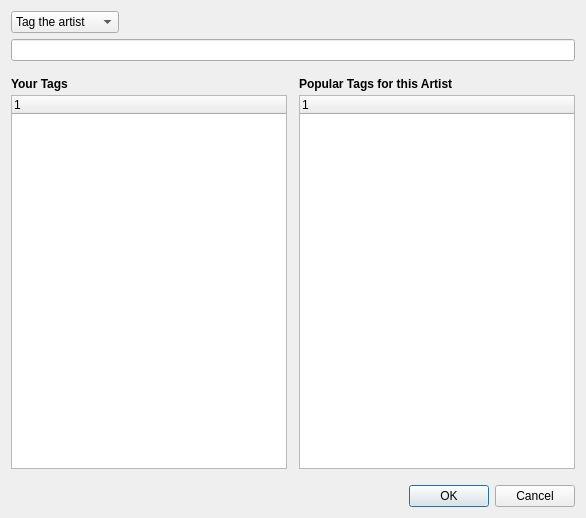
Before: the Qt Designer form app/client/widgets/TagDialog.ui in dougma/lastfm-desktop, drawn with Qt 5.
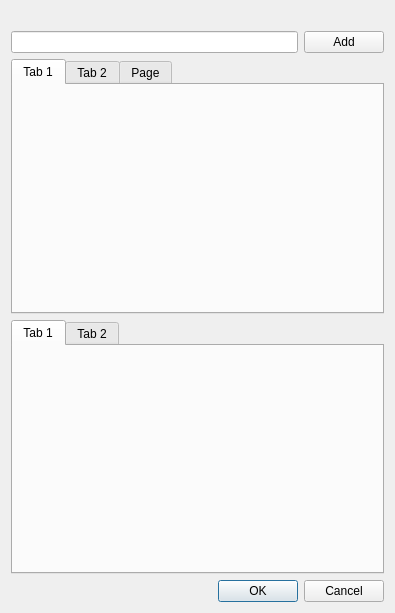
After: the same form once the commit is applied. Custom widgets are drawn as their Qt base class.

Commit message: New look tag dialog

```diff
--- a/app/client/widgets/TagDialog.ui
+++ b/app/client/widgets/TagDialog.ui
@@ -8,8 +8,8 @@
    <rect>
     <x>0</x>
     <y>0</y>
-    <width>586</width>
-    <height>518</height>
+    <width>395</width>
+    <height>613</height>
    </rect>
   </property>
   <property name="sizePolicy" >
@@ -24,199 +24,96 @@
   <property name="modal" >
    <bool>true</bool>
   </property>
-  <layout class="QVBoxLayout" >
-   <property name="spacing" >
-    <number>16</number>
-   </property>
+  <layout class="QVBoxLayout" name="verticalLayout" >
    <item>
-    <layout class="QVBoxLayout" >
-     <property name="spacing" >
-      <number>6</number>
-     </property>
+    <layout class="QHBoxLayout" name="horizontalLayout" >
      <item>
-      <layout class="QHBoxLayout" >
-       <property name="spacing" >
-        <number>12</number>
+      <widget class="QLabel" name="cover" >
+       <property name="text" >
+        <string/>
        </property>
-       <item>
-        <widget class="QComboBox" name="tagTypeBox" >
-         <property name="sizePolicy" >
-          <sizepolicy vsizetype="Fixed" hsizetype="Minimum" >
-           <horstretch>0</horstretch>
-           <verstretch>0</verstretch>
-          </sizepolicy>
-         </property>
-         <item>
-          <property name="text" >
-           <string>Tag the artist</string>
-          </property>
-         </item>
-         <item>
-          <property name="text" >
-           <string>Tag the track</string>
-          </property>
-         </item>
-         <item>
-          <property name="text" >
-           <string>Tag the album</string>
-          </property>
-         </item>
-        </widget>
-       </item>
-       <item>
-        <widget class="QLabel" name="metadataLabel" >
-         <property name="enabled" >
-          <bool>true</bool>
-         </property>
-         <property name="sizePolicy" >
-          <sizepolicy vsizetype="Preferred" hsizetype="Expanding" >
-           <horstretch>0</horstretch>
-           <verstretch>0</verstretch>
-          </sizepolicy>
-         </property>
-         <property name="text" >
-          <string/>
-         </property>
-         <property name="textInteractionFlags" >
-          <set>Qt::LinksAccessibleByMouse|Qt::NoTextInteraction|Qt::TextSelectableByMouse</set>
-         </property>
-        </widget>
-       </item>
-       <item>
-        <widget class="SpinnerLabel" name="spinner" >
-         <property name="minimumSize" >
-          <size>
-           <width>10</width>
-           <height>0</height>
-          </size>
-         </property>
-         <property name="text" >
-          <string/>
-         </property>
-        </widget>
-       </item>
-      </layout>
+      </widget>
      </item>
+     <item>
+      <widget class="QLabel" name="label_2" >
+       <property name="text" >
+        <string/>
+       </property>
+      </widget>
+     </item>
+     <item>
+      <widget class="SpinnerLabel" name="spinner" >
+       <property name="text" >
+        <string/>
+       </property>
+      </widget>
+     </item>
+    </layout>
+   </item>
+   <item>
+    <layout class="QHBoxLayout" name="horizontalLayout_2" >
      <item>
       <widget class="QLineEdit" name="tagEdit" />
      </item>
-    </layout>
-   </item>
-   <item>
-    <layout class="QGridLayout" >
-     <property name="horizontalSpacing" >
-      <number>4</number>
-     </property>
-     <property name="verticalSpacing" >
-      <number>4</number>
-     </property>
-     <item row="1" column="2" >
-      <widget class="TagListWidget" name="publicTagsList" >
-       <property name="contextMenuPolicy" >
-        <enum>Qt::CustomContextMenu</enum>
-       </property>
-       <property name="horizontalScrollBarPolicy" >
-        <enum>Qt::ScrollBarAlwaysOff</enum>
-       </property>
-       <property name="uniformRowHeights" >
-        <bool>true</bool>
-       </property>
-       <property name="itemsExpandable" >
-        <bool>false</bool>
-       </property>
-       <column>
-        <property name="text" >
-         <string>1</string>
-        </property>
-       </column>
-      </widget>
-     </item>
-     <item row="1" column="0" >
-      <widget class="TagListWidget" name="personalTagsList" >
-       <property name="sizePolicy" >
-        <sizepolicy vsizetype="Expanding" hsizetype="Expanding" >
-         <horstretch>0</horstretch>
-         <verstretch>0</verstretch>
-        </sizepolicy>
-       </property>
-       <property name="contextMenuPolicy" >
-        <enum>Qt::CustomContextMenu</enum>
-       </property>
-       <property name="horizontalScrollBarPolicy" >
-        <enum>Qt::ScrollBarAlwaysOff</enum>
-       </property>
-       <property name="uniformRowHeights" >
-        <bool>true</bool>
-       </property>
-       <property name="itemsExpandable" >
-        <bool>false</bool>
-       </property>
-       <column>
-        <property name="text" >
-         <string>1</string>
-        </property>
-       </column>
-      </widget>
-     </item>
-     <item row="0" column="0" >
-      <widget class="QLabel" name="personalTags" >
-       <property name="font" >
-        <font>
-         <weight>75</weight>
-         <bold>true</bold>
-        </font>
-       </property>
+     <item>
+      <widget class="QPushButton" name="pushButton" >
        <property name="text" >
-        <string>Your Tags</string>
+        <string>Add</string>
        </property>
       </widget>
      </item>
-     <item row="0" column="2" >
-      <widget class="QLabel" name="publicTags" >
-       <property name="font" >
-        <font>
-         <weight>75</weight>
-         <bold>true</bold>
-        </font>
-       </property>
-       <property name="text" >
-        <string>Popular Tags for this Artist</string>
-       </property>
-      </widget>
-     </item>
-     <item rowspan="2" row="0" column="1" >
-      <spacer>
-       <property name="orientation" >
-        <enum>Qt::Horizontal</enum>
-       </property>
-       <property name="sizeType" >
-        <enum>QSizePolicy::Fixed</enum>
-       </property>
-       <property name="sizeHint" >
-        <size>
-         <width>8</width>
-         <height>20</height>
-        </size>
-       </property>
-      </spacer>
-     </item>
     </layout>
    </item>
+   <item>
+    <widget class="QTabWidget" name="tabWidget" >
+     <widget class="QWidget" name="artist" >
+      <attribute name="title" >
+       <string>Tab 1</string>
+      </attribute>
+      <layout class="QVBoxLayout" name="verticalLayout_3" />
+     </widget>
+     <widget class="QWidget" name="tab_2" >
+      <attribute name="title" >
+       <string>Tab 2</string>
+      </attribute>
+     </widget>
+     <widget class="QWidget" name="tab" >
+      <attribute name="title" >
+       <string>Page</string>
+      </attribute>
+     </widget>
+    </widget>
+   </item>
+   <item>
+    <widget class="QTabWidget" name="tabWidget_2" >
+     <property name="tabPosition" >
+      <enum>QTabWidget::North</enum>
+     </property>
+     <property name="tabShape" >
+      <enum>QTabWidget::Rounded</enum>
+     </property>
+     <property name="elideMode" >
+      <enum>Qt::ElideRight</enum>
+     </property>
+     <widget class="QWidget" name="tab_3" >
+      <attribute name="title" >
+       <string>Tab 1</string>
+      </attribute>
+      <layout class="QVBoxLayout" name="verticalLayout_2" />
+     </widget>
+     <widget class="QWidget" name="tab_4" >
+      <attribute name="title" >
+       <string>Tab 2</string>
+      </attribute>
+     </widget>
+    </widget>
+   </item>
    <item>
     <layout class="QHBoxLayout" >
      <property name="spacing" >
       <number>12</number>
      </property>
-     <property name="leftMargin" >
-      <number>0</number>
-     </property>
-     <property name="topMargin" >
-      <number>0</number>
-     </property>
-     <property name="rightMargin" >
-      <number>0</number>
-     </property>
-     <property name="bottomMargin" >
+     <property name="margin" >
       <number>0</number>
      </property>
      <item>
@@ -224,7 +121,7 @@
        <property name="orientation" >
         <enum>Qt::Horizontal</enum>
        </property>
-       <property name="sizeHint" >
+       <property name="sizeHint" stdset="0" >
         <size>
          <width>285</width>
          <height>5</height>
@@ -235,7 +132,7 @@
      <item>
       <widget class="QDialogButtonBox" name="buttonBox" >
        <property name="standardButtons" >
-        <set>QDialogButtonBox::Cancel|QDialogButtonBox::NoButton|QDialogButtonBox::Ok</set>
+        <set>QDialogButtonBox::Cancel|QDialogButtonBox::Ok</set>
        </property>
       </widget>
      </item>
@@ -244,11 +141,6 @@
   </layout>
  </widget>
  <customwidgets>
-  <customwidget>
-   <class>TagListWidget</class>
-   <extends>QTreeWidget</extends>
-   <header>widgets/TagListWidget.h</header>
-  </customwidget>
   <customwidget>
    <class>SpinnerLabel</class>
    <extends>QLabel</extends>
```
Left out of the diff: 6 changed lines with no effect on the pictures. The commit also changes 9 other files.
